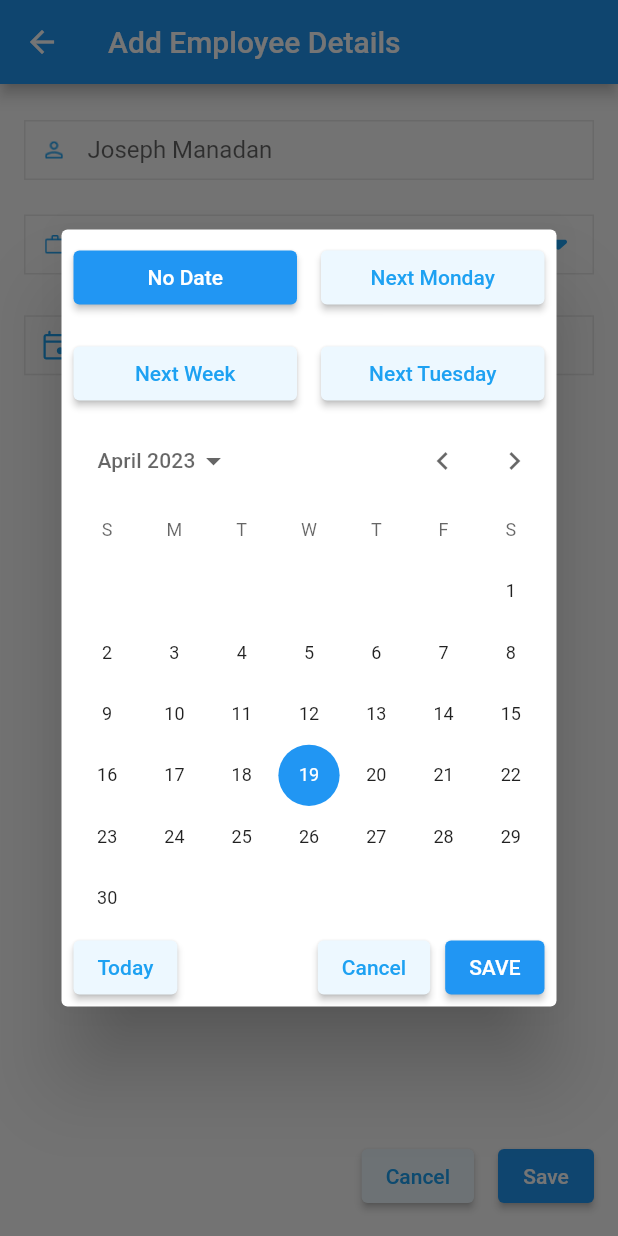
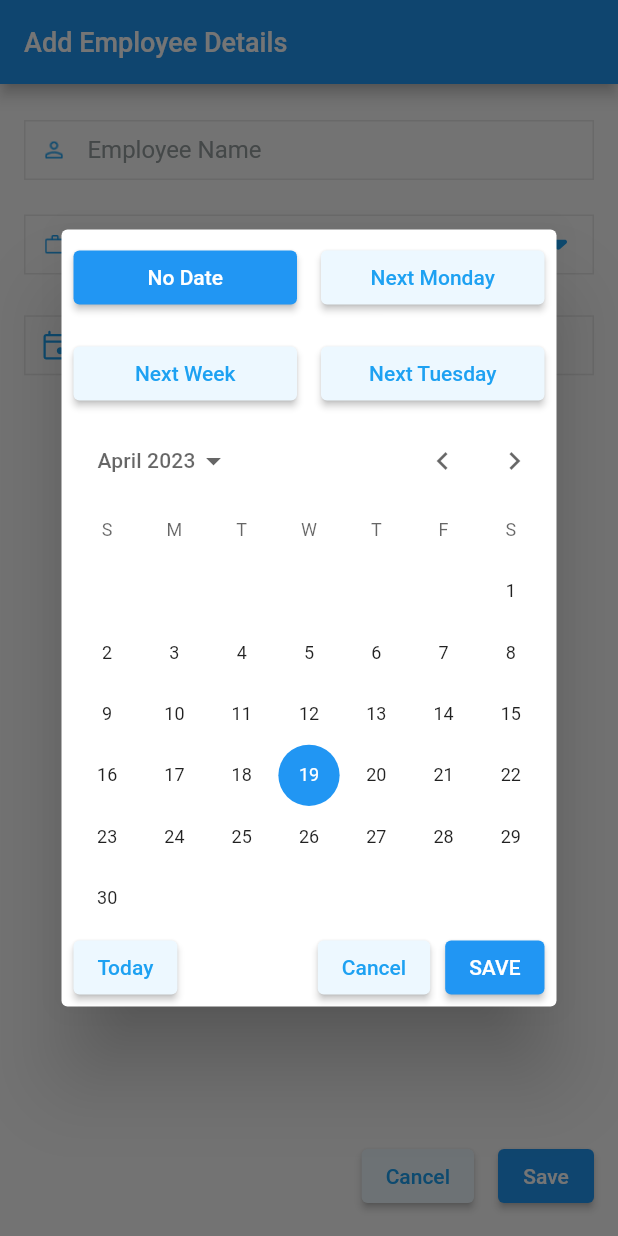
Before and after one commit to imofidul/employee_management, a Flutter app: the AddOrUpdateEmployeeScreen screen opened directly, after a tap on "Today", on a phone screen of 412 x 824 dp. Run offline on Flutter 3.47's test engine with Material 2 defaults, Android fonts, the phone set to English and light mode, and no system bars; our stand-ins replace flutter_svg, fluttertoast, google_fonts, sqflite; accounts and stored records are empty.

Commit message:
text style common refactor

```diff
--- a/lib/app_util.dart
+++ b/lib/app_util.dart
@@ -9,6 +9,11 @@ class AppColor{
   static Color textBottomSheetColor=const Color(0xff323238);
   static Color backgroundColor=const Color(0xfff2f2f2);
   static Color employeeListBackgroundColor=const Color(0xfff5f5f5);
+  static Color emptyScreenTextColor=const Color(0xff323238);
+  static Color unselectedTextColor=const Color(0xff949C9E);
+  static Color formValueColor=const Color(0xff323238);
+
+
 
 
 }
@@ -16,8 +21,15 @@ class AppDimension{
   static double fabHeight=50;
   static double fabWidth=50;
   static double fabBorderRadius=8;
+  ///fonts
+  static double fontSizeLarge=18;
+  static double fontSizeMedium=16;
+  static double fontSizeSmall=14;
+  static double fabIconHeight=18;
+  static FontWeight fontWeight400=FontWeight.w400;
+  static FontWeight fontWeight500=FontWeight.w500;
+}
 
-}
 
 
 class AppDateUtil{
--- a/lib/views/add_employee_screen.dart
+++ b/lib/views/add_employee_screen.dart
@@ -2,6 +2,7 @@ import 'package:employee_management/app_util.dart';
 import 'package:employee_management/data/model/employee_modal.dart';
 import 'package:employee_management/view_model/employee_provider.dart';
 import 'package:employee_management/widgets/app_custom_date_picker.dart';
+import 'package:employee_management/widgets/text_style.dart';
 import 'package:flutter/material.dart';
 import 'package:flutter_svg/flutter_svg.dart';
 import 'package:fluttertoast/fluttertoast.dart';
@@ -85,7 +86,8 @@ class _AddOrUpdateEmployeeScreenState extends State<AddOrUpdateEmployeeScreen> {
   Widget build(BuildContext context) {
     return Scaffold(
       appBar: AppBar(
-        title:  Text(widget.employeeModal==null?"Add Employee Details":"Edit Employee Details"),
+        automaticallyImplyLeading: false,
+        title:  Text(widget.employeeModal==null?"Add Employee Details":"Edit Employee Details",style: headerTextStyle),
         actions: [
           if(widget.employeeModal!=null)
             GestureDetector(
@@ -129,8 +131,10 @@ class _AddOrUpdateEmployeeScreenState extends State<AddOrUpdateEmployeeScreen> {
                       border: Border.all(color: AppColor.textFieldBorderColor)),
                   child: TextFormField(
                     controller: _controllerEmployeeName,
+                    style:formValueTextStyleMedium,
                     decoration: InputDecoration(
-                      hintText: "Joseph Manadan",
+                      hintText: "Employee Name",
+                      hintStyle: unSelectedTextStyleMedium,
                       icon: Padding(
                         padding: const EdgeInsets.only(
                             top: 12.69, bottom: 12.69, left: 12.69),
@@ -238,6 +242,7 @@ class _AddOrUpdateEmployeeScreenState extends State<AddOrUpdateEmployeeScreen> {
                           child: Text(
                             employeeRoleSelected.isEmpty?
                             "Select Role":employeeRoleSelected,
+                            style: employeeRoleSelected.isEmpty?unSelectedTextStyleMedium:formValueTextStyleMedium,
                           ),
                         ),
                         Padding(
@@ -278,7 +283,7 @@ class _AddOrUpdateEmployeeScreenState extends State<AddOrUpdateEmployeeScreen> {
                                 child: SvgPicture.asset(
                                     "./assets/svg/calender_icon.svg"),
                               ),
-                               Text(employmentFromDateFormatted.isEmpty?"Today":employmentFromDateFormatted),
+                               Text(employmentFromDateFormatted.isEmpty?"Today":employmentFromDateFormatted,style:formValueStyleSmall),
                             ],
                           ),
                         ),
@@ -313,7 +318,7 @@ class _AddOrUpdateEmployeeScreenState extends State<AddOrUpdateEmployeeScreen> {
                                 child: SvgPicture.asset(
                                     "./assets/svg/calender_icon.svg"),
                               ),
-                              Text(employmentToDateFormatted.isEmpty?"No date":employmentToDateFormatted),
+                              Text(employmentToDateFormatted.isEmpty?"No date":employmentToDateFormatted,style: employmentToDateFormatted.isEmpty?unselectedStyleSmall:formValueStyleSmall,),
                             ],
                           ),
                         ),
--- a/lib/views/home_screen.dart
+++ b/lib/views/home_screen.dart
@@ -3,6 +3,7 @@ import 'package:employee_management/data/model/employee_modal.dart';
 import 'package:employee_management/view_model/employee_provider.dart';
 import 'package:employee_management/views/add_employee_screen.dart';
 import 'package:employee_management/widgets/item_employee.dart';
+import 'package:employee_management/widgets/text_style.dart';
 import 'package:flutter/material.dart';
 import 'package:flutter_svg/svg.dart';
 import 'package:google_fonts/google_fonts.dart';
@@ -26,7 +27,7 @@ class _HomeScreenState extends State<HomeScreen> {
   Widget build(BuildContext context) {
     return Scaffold(
       appBar: AppBar(
-        title: const Text("Employee List"),
+        title:  Text("Employee List",style: headerTextStyle,),
       ),
       body: Consumer<EmployeeProvider>(
         builder: (_, employeeProvider, child) {
@@ -40,7 +41,7 @@ class _HomeScreenState extends State<HomeScreen> {
                     "./assets/svg/empty_employee_list.svg",
                   ),
                 ),
-                const Text("No employee records found"),
+                 Text("No employee records found",style: GoogleFonts.roboto(color: AppColor.emptyScreenTextColor,fontWeight: AppDimension.fontWeight500,fontSize: AppDimension.fontSizeLarge,),),
               ],
             );
           }
--- a/lib/widgets/text_style.dart
+++ b/lib/widgets/text_style.dart
@@ -1 +1,20 @@
-import 'dart:ui';
+
+import 'package:employee_management/app_util.dart';
+import 'package:google_fonts/google_fonts.dart';
+
+var headerTextStyle= GoogleFonts.roboto(color: AppColor.colorOnPrimary,
+    fontWeight: AppDimension.fontWeight500,
+    fontSize: AppDimension.fontSizeLarge);
+var unSelectedTextStyleMedium=GoogleFonts.roboto(color: AppColor.unselectedTextColor,
+    fontWeight: AppDimension.fontWeight400,
+    fontSize: AppDimension.fontSizeMedium);
+var formValueTextStyleMedium=GoogleFonts.roboto(color: AppColor.formValueColor,
+    fontWeight: AppDimension.fontWeight400,
+    fontSize: AppDimension.fontSizeMedium);
+var unselectedStyleSmall=GoogleFonts.roboto(color: AppColor.unselectedTextColor,
+    fontWeight: AppDimension.fontWeight400,
+    fontSize: AppDimension.fontSizeSmall);
+
+var formValueStyleSmall=GoogleFonts.roboto(color: AppColor.formValueColor,
+    fontWeight: AppDimension.fontWeight400,
+    fontSize: AppDimension.fontSizeSmall);
```
